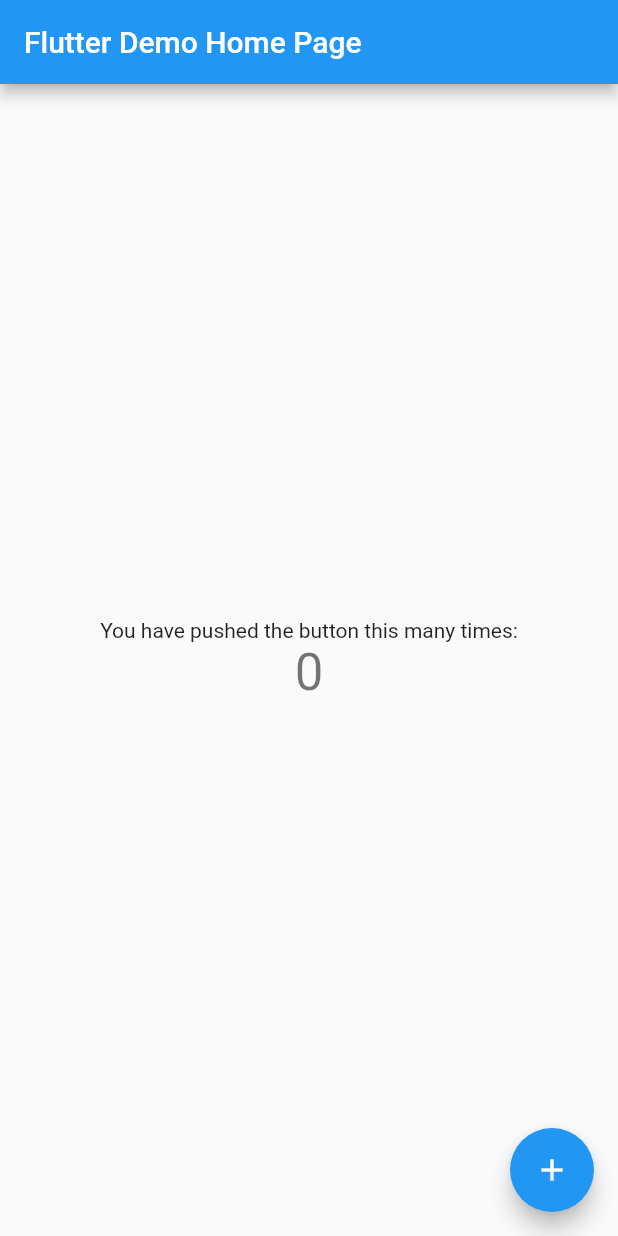
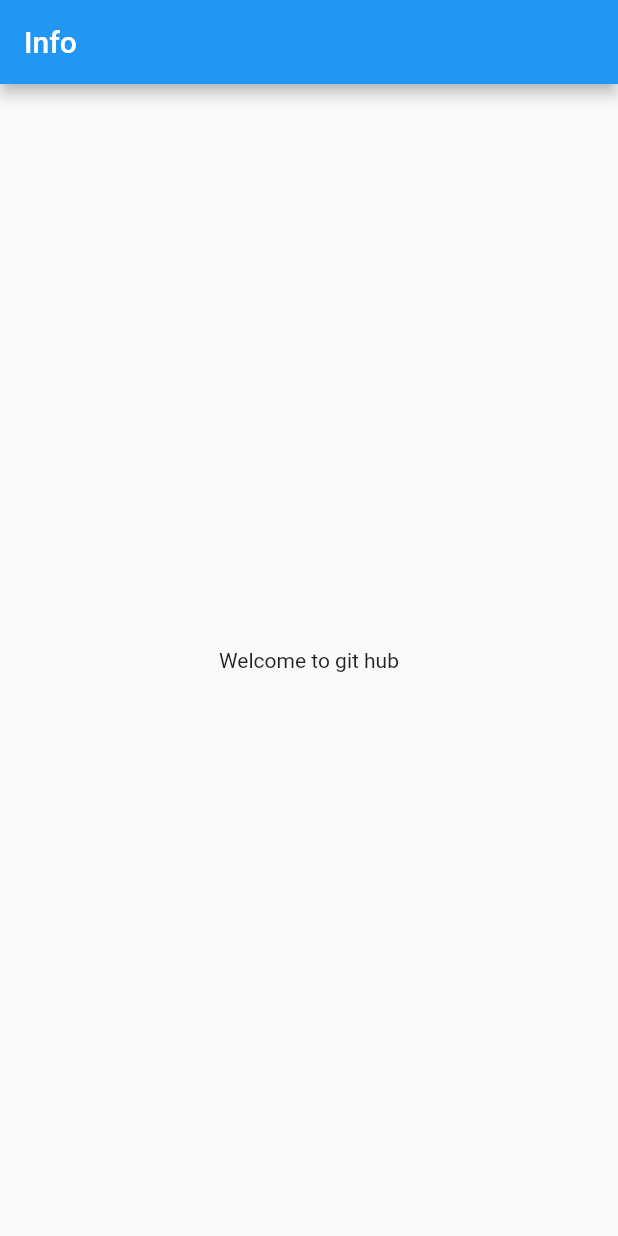
Before and after one commit to bij4y/info.project, a Flutter app: the screen it shows after launch, on a phone screen of 412 x 824 dp. Run offline on Flutter 3.47's test engine with Material 2 defaults, Android fonts, the phone set to English and light mode, and no system bars.

Commit message:
homepage added by bj

```diff
--- a/lib/main.dart
+++ b/lib/main.dart
@@ -1,4 +1,5 @@
 import 'package:flutter/material.dart';
+import 'package:info/pages/home_page.dart';
 
 void main() {
   runApp(MyApp());
@@ -26,92 +27,7 @@ class MyApp extends StatelessWidget {
         // closer together (more dense) than on mobile platforms.
         visualDensity: VisualDensity.adaptivePlatformDensity,
       ),
-      home: MyHomePage(title: 'Flutter Demo Home Page'),
+      home: HomePage(),
     );
   }
 }
-
-class MyHomePage extends StatefulWidget {
-  MyHomePage({Key key, this.title}) : super(key: key);
-
-  // This widget is the home page of your application. It is stateful, meaning
-  // that it has a State object (defined below) that contains fields that affect
-  // how it looks.
-
-  // This class is the configuration for the state. It holds the values (in this
-  // case the title) provided by the parent (in this case the App widget) and
-  // used by the build method of the State. Fields in a Widget subclass are
-  // always marked "final".
-
-  final String title;
-
-  @override
-  _MyHomePageState createState() => _MyHomePageState();
-}
-
-class _MyHomePageState extends State<MyHomePage> {
-  int _counter = 0;
-
-  void _incrementCounter() {
-    setState(() {
-      // This call to setState tells the Flutter framework that something has
-      // changed in this State, which causes it to rerun the build method below
-      // so that the display can reflect the updated values. If we changed
-      // _counter without calling setState(), then the build method would not be
-      // called again, and so nothing would appear to happen.
-      _counter++;
-    });
-  }
-
-  @override
-  Widget build(BuildContext context) {
-    // This method is rerun every time setState is called, for instance as done
-    // by the _incrementCounter method above.
-    //
-    // The Flutter framework has been optimized to make rerunning build methods
-    // fast, so that you can just rebuild anything that needs updating rather
-    // than having to individually change instances of widgets.
-    return Scaffold(
-      appBar: AppBar(
-        // Here we take the value from the MyHomePage object that was created by
-        // the App.build method, and use it to set our appbar title.
-        title: Text(widget.title),
-      ),
-      body: Center(
-        // Center is a layout widget. It takes a single child and positions it
-        // in the middle of the parent.
-        child: Column(
-          // Column is also a layout widget. It takes a list of children and
-          // arranges them vertically. By default, it sizes itself to fit its
-          // children horizontally, and tries to be as tall as its parent.
-          //
-          // Invoke "debug painting" (press "p" in the console, choose the
-          // "Toggle Debug Paint" action from the Flutter Inspector in Android
-          // Studio, or the "Toggle Debug Paint" command in Visual Studio Code)
-          // to see the wireframe for each widget.
-          //
-          // Column has various properties to control how it sizes itself and
-          // how it positions its children. Here we use mainAxisAlignment to
-          // center the children vertically; the main axis here is the vertical
-          // axis because Columns are vertical (the cross axis would be
-          // horizontal).
-          mainAxisAlignment: MainAxisAlignment.center,
-          children: <Widget>[
-            Text(
-              'You have pushed the button this many times:',
-            ),
-            Text(
-              '$_counter',
-              style: Theme.of(context).textTheme.headline4,
-            ),
-          ],
-        ),
-      ),
-      floatingActionButton: FloatingActionButton(
-        onPressed: _incrementCounter,
-        tooltip: 'Increment',
-        child: Icon(Icons.add),
-      ), // This trailing comma makes auto-formatting nicer for build methods.
-    );
-  }
-}
--- /dev/null
+++ b/lib/pages/home_page.dart
@@ -0,0 +1,20 @@
+import 'package:flutter/material.dart';
+
+class HomePage extends StatefulWidget {
+  @override
+  _HomePageState createState() => _HomePageState();
+}
+
+class _HomePageState extends State<HomePage> {
+  @override
+  Widget build(BuildContext context) {
+    return Scaffold(
+      appBar: AppBar(
+        title: Text("Info"),
+      ),
+      body: Center(
+        child: Text("Welcome to git hub"),
+      ),
+    );
+  }
+}
```
